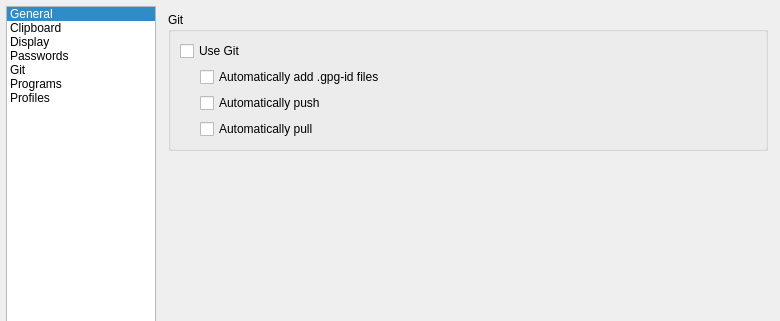
This is src/configdialog.ui in IJHack/QtPass as Qt 5 draws it before an edit; both pictures show x 0 to 780 and y 0 to 321 of the 780 by 640 pixel window. The edited form follows.
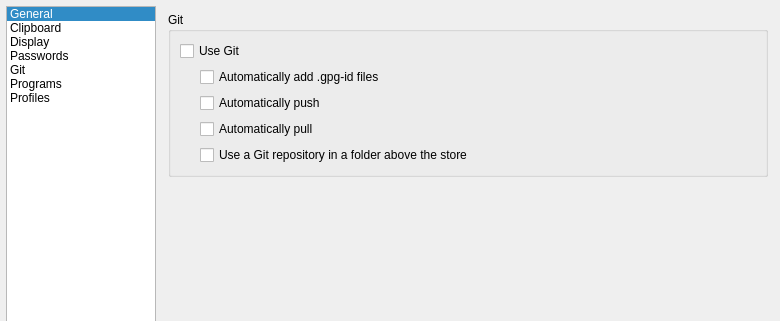
This is the edited form. The open tabs and pages were chosen to show the change. Icons and pictures are not drawn.

Commit message:
Settings: opt in to a Git repository above the store
A store kept inside a larger repository on purpose stopped syncing with
the ceiling. Settings > Git > "Use a Git repository in a folder above
the store" (gitUseParentRepository, off by default as in pass) drops
QtPass's ceiling and puts back whatever GIT_CEILING_DIRECTORIES QtPass
was started with. Upgrade note in the CHANGELOG.

Claude-Session: https://claude.ai/code/session_01VJygpMUf461yZgfAqwMJ6d

```diff
--- a/src/configdialog.ui
+++ b/src/configdialog.ui
@@ -954,6 +954,16 @@
                     </property>
                    </widget>
                   </item>
+                  <item>
+                   <widget class="QCheckBox" name="checkBoxGitUseParentRepository">
+                    <property name="toolTip">
+                     <string>When the store has no Git repository of its own, use the one in a folder above it. Off, as with pass, so a store inside another repository (dotfiles, say) is never committed or pushed there by mistake.</string>
+                    </property>
+                    <property name="text">
+                     <string>Use a Git repository in a folder above the store</string>
+                    </property>
+                   </widget>
+                  </item>
                  </layout>
                 </item>
                </layout>
```
The commit also changes 10 other files.
